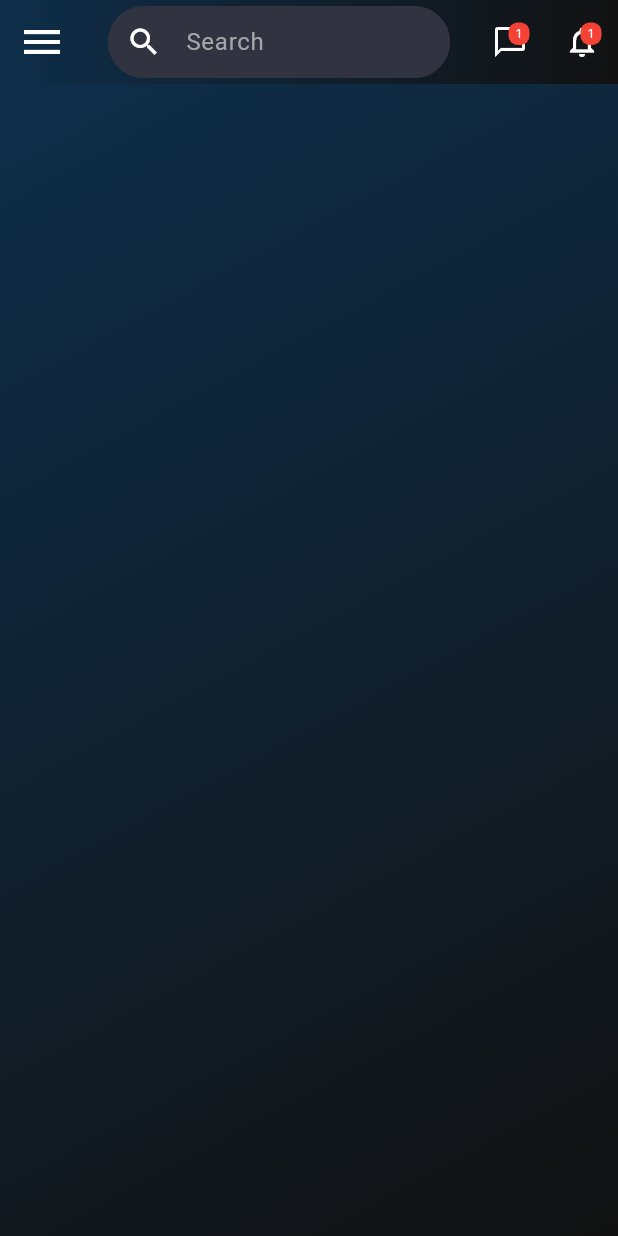
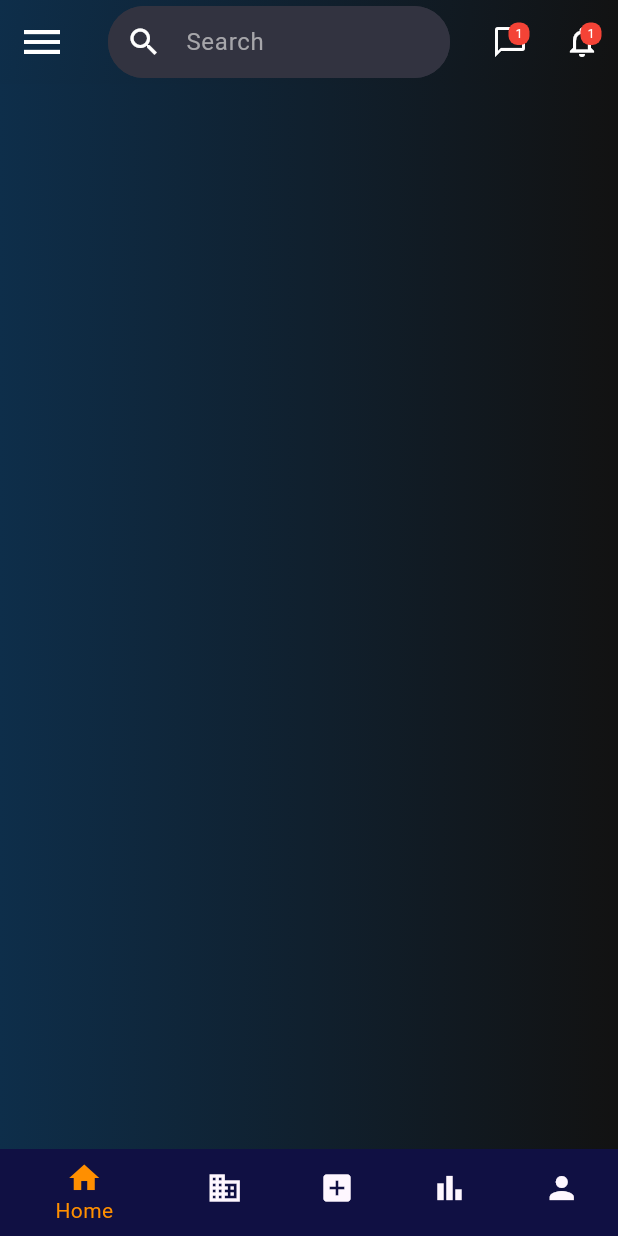
Before and after one commit to huykgit98/devfin_ui_kit, a Flutter app: the screen it shows after launch, on a phone screen of 412 x 824 dp. Run offline on Flutter 3.47's test engine with Material 3 defaults, Android fonts, the phone set to English and light mode, and no system bars; our stand-ins replace flutter_swiper_view.

Commit message:
added bottom nav bar

```diff
--- a/lib/home/home.dart
+++ b/lib/home/home.dart
@@ -10,6 +10,14 @@ class HomePage extends StatefulWidget {
 }
 
 class _HomePageState extends State<HomePage> {
+  int _selectedIndex = 0;
+
+  void _onItemTapped(int index) {
+    setState(() {
+      _selectedIndex = index;
+    });
+  }
+
   @override
   Widget build(BuildContext context) {
     return Scaffold(
@@ -24,8 +32,8 @@ class _HomePageState extends State<HomePage> {
         decoration: const BoxDecoration(
             gradient: LinearGradient(
           colors: ColorsUtil.linearGradient,
-          begin: Alignment.topLeft,
-          end: Alignment.bottomRight,
+          begin: Alignment.centerLeft,
+          end: Alignment.centerRight,
         )),
         child: const Center(
             child: Column(
@@ -33,6 +41,39 @@ class _HomePageState extends State<HomePage> {
           children: <Widget>[],
         )),
       ),
+      bottomNavigationBar: _buildBottomAppBar(),
+    );
+  }
+
+  Widget _buildBottomAppBar() {
+    return BottomNavigationBar(
+      items: const <BottomNavigationBarItem>[
+        BottomNavigationBarItem(
+          icon: Icon(Icons.home),
+          label: 'Home',
+        ),
+        BottomNavigationBarItem(
+          icon: Icon(Icons.business),
+          label: 'Portfolio',
+        ),
+        BottomNavigationBarItem(
+          icon: Icon(Icons.add_box),
+          label: 'Add',
+        ),
+        BottomNavigationBarItem(
+          icon: Icon(Icons.bar_chart),
+          label: 'Market',
+        ),
+        BottomNavigationBarItem(
+          icon: Icon(Icons.person),
+          label: 'Profile',
+        ),
+      ],
+      currentIndex: _selectedIndex,
+      selectedItemColor: Colors.amber[800],
+      onTap: _onItemTapped,
+      backgroundColor: Colors.transparent,
+      elevation: 0,
     );
   }
 
@@ -96,8 +137,8 @@ class _HomePageState extends State<HomePage> {
         decoration: const BoxDecoration(
           gradient: LinearGradient(
             colors: ColorsUtil.linearGradient,
-            // begin: Alignment.topLeft,
-            // end: Alignment.bottomRight,
+            begin: Alignment.topLeft,
+            end: Alignment.bottomRight,
           ),
         ),
       ),
--- a/lib/main.dart
+++ b/lib/main.dart
@@ -12,9 +12,10 @@ class MyApp extends StatelessWidget {
   @override
   Widget build(BuildContext context) {
     return MaterialApp(
-      title: 'Flutter Demo',
+      title: 'DevFin - Track All Markets',
       theme: ThemeData(
         useMaterial3: true,
+        canvasColor: Color.fromARGB(255, 16, 16, 67),
       ),
       home: const HomePage(),
     );
```
